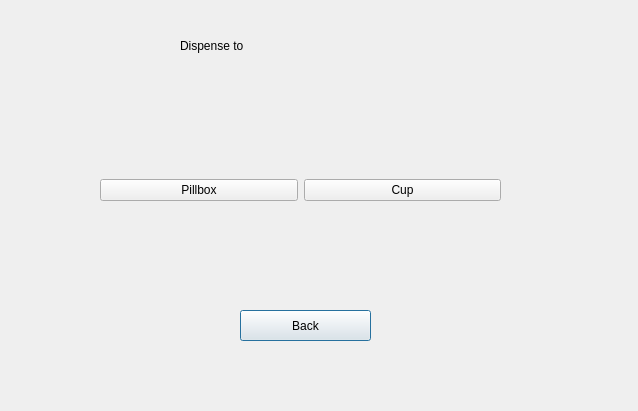
Qt form Kin-tech/d2.ui (sankomil/Kin-tech-test) before a commit.
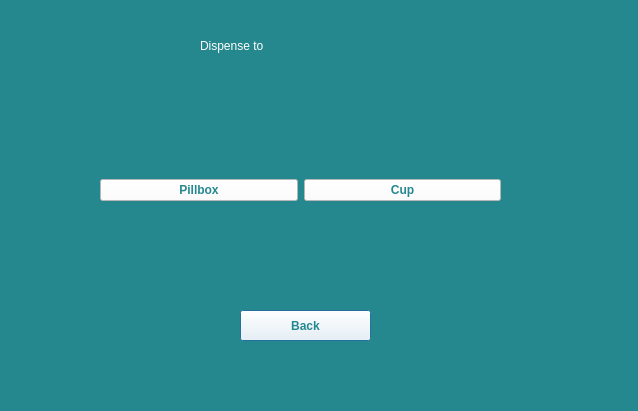
The same form after that commit.

```diff
--- a/Kin-tech/d2.ui
+++ b/Kin-tech/d2.ui
@@ -13,17 +13,22 @@
   <property name="windowTitle">
    <string>Dialog</string>
   </property>
+  <property name="styleSheet">
+   <string notr="true">
+background-color: rgb(37, 136, 142);</string>
+  </property>
   <widget class="QLabel" name="label">
    <property name="geometry">
     <rect>
-     <x>180</x>
+     <x>200</x>
      <y>10</y>
      <width>281</width>
      <height>71</height>
     </rect>
    </property>
    <property name="styleSheet">
-    <string notr="true">font: 26pt &quot;MS Shell Dlg 2&quot;;</string>
+    <string notr="true">color:rgb(255, 255, 255);
+font: 24pt &quot;Rockwell&quot;;</string>
    </property>
    <property name="text">
     <string>Dispense to</string>
@@ -38,6 +43,11 @@
      <height>31</height>
     </rect>
    </property>
+   <property name="styleSheet">
+    <string notr="true">background-color: rgb(255, 255, 255);
+color: rgb(37, 136, 143);
+font-weight: bold;</string>
+   </property>
    <property name="text">
     <string>Back</string>
    </property>
@@ -54,6 +64,11 @@
    <layout class="QHBoxLayout" name="horizontalLayout">
     <item>
      <widget class="QPushButton" name="box_button">
+      <property name="styleSheet">
+       <string notr="true">background-color: rgb(255, 255, 255);
+color: rgb(37, 136, 143);
+font-weight: bold;</string>
+      </property>
       <property name="text">
        <string>Pillbox</string>
       </property>
@@ -61,6 +76,11 @@
     </item>
     <item>
      <widget class="QPushButton" name="cup_button">
+      <property name="styleSheet">
+       <string notr="true">background-color: rgb(255, 255, 255);
+color: rgb(37, 136, 143);
+font-weight: bold;</string>
+      </property>
       <property name="text">
        <string>Cup</string>
       </property>
```
